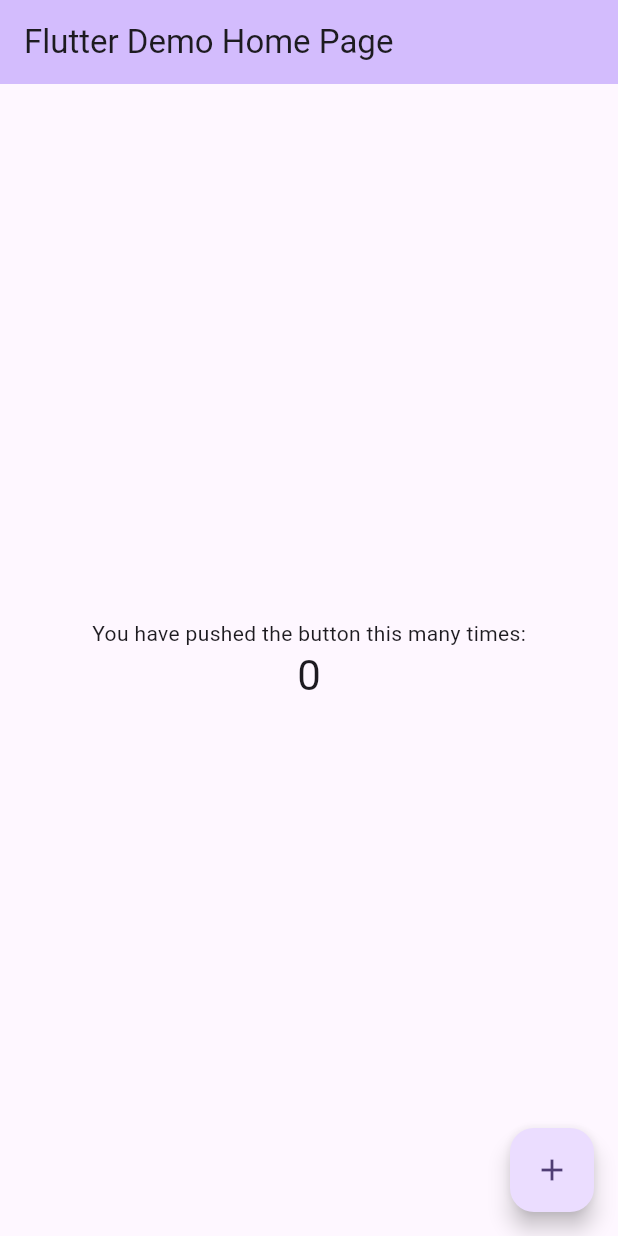
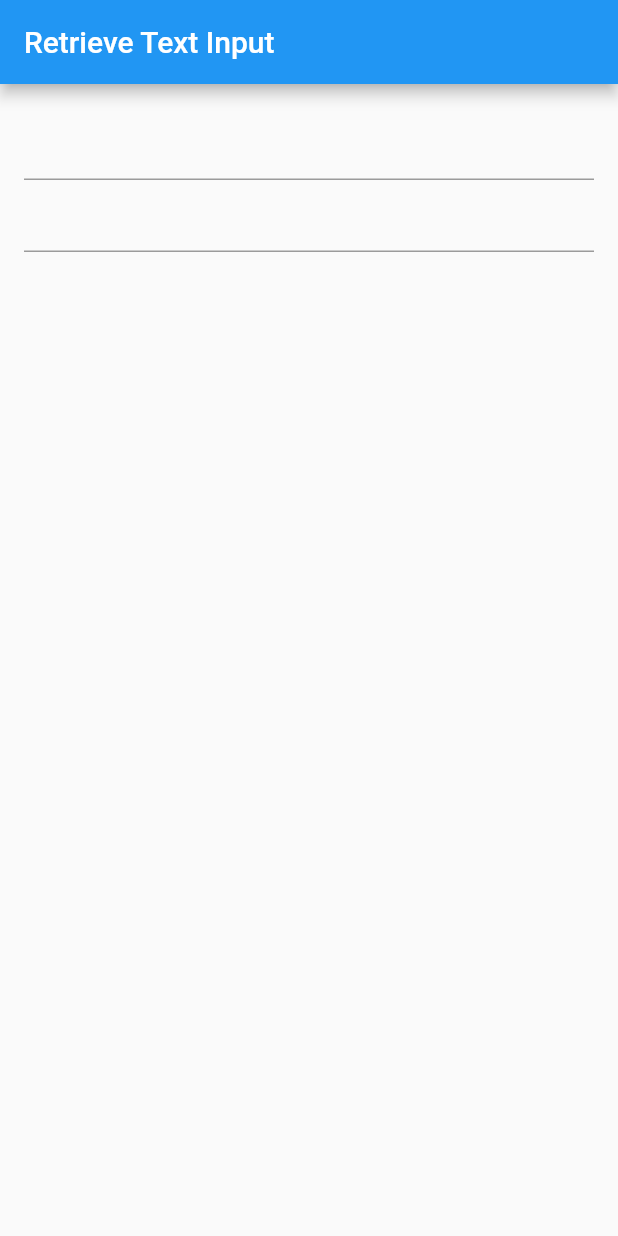
Before and after one commit to asutaka/FlutterCom, a Flutter app: the screen it shows after launch, on a phone screen of 412 x 824 dp. Run offline on Flutter 3.47's test engine with Material 2 defaults, Android fonts, the phone set to English and light mode, and no system bars.

Commit message:
second commit

```diff
--- a/lib/main.dart
+++ b/lib/main.dart
@@ -1,125 +1,76 @@
 import 'package:flutter/material.dart';
 
-void main() {
-  runApp(const MyApp());
-}
+void main() => runApp(const MyApp());
 
 class MyApp extends StatelessWidget {
   const MyApp({super.key});
 
-  // This widget is the root of your application.
   @override
   Widget build(BuildContext context) {
-    return MaterialApp(
-      title: 'Flutter Demo',
-      theme: ThemeData(
-        // This is the theme of your application.
-        //
-        // TRY THIS: Try running your application with "flutter run". You'll see
-        // the application has a blue toolbar. Then, without quitting the app,
-        // try changing the seedColor in the colorScheme below to Colors.green
-        // and then invoke "hot reload" (save your changes or press the "hot
-        // reload" button in a Flutter-supported IDE, or press "r" if you used
-        // the command line to start the app).
-        //
-        // Notice that the counter didn't reset back to zero; the application
-        // state is not lost during the reload. To reset the state, use hot
-        // restart instead.
-        //
-        // This works for code too, not just values: Most code changes can be
-        // tested with just a hot reload.
-        colorScheme: ColorScheme.fromSeed(seedColor: Colors.deepPurple),
-        useMaterial3: true,
-      ),
-      home: const MyHomePage(title: 'Flutter Demo Home Page'),
+    return const MaterialApp(
+      title: 'Retrieve Text Input',
+      home: MyCustomForm(),
     );
   }
 }
 
-class MyHomePage extends StatefulWidget {
-  const MyHomePage({super.key, required this.title});
-
-  // This widget is the home page of your application. It is stateful, meaning
-  // that it has a State object (defined below) that contains fields that affect
-  // how it looks.
-
-  // This class is the configuration for the state. It holds the values (in this
-  // case the title) provided by the parent (in this case the App widget) and
-  // used by the build method of the State. Fields in a Widget subclass are
-  // always marked "final".
-
-  final String title;
+// Define a custom Form widget.
+class MyCustomForm extends StatefulWidget {
+  const MyCustomForm({super.key});
 
   @override
-  State<MyHomePage> createState() => _MyHomePageState();
+  State<MyCustomForm> createState() => _MyCustomFormState();
 }
 
-class _MyHomePageState extends State<MyHomePage> {
-  int _counter = 0;
+// Define a corresponding State class.
+// This class holds data related to the Form.
+class _MyCustomFormState extends State<MyCustomForm> {
+  // Create a text controller and use it to retrieve the current value
+  // of the TextField.
+  final myController = TextEditingController();
 
-  void _incrementCounter() {
-    setState(() {
-      // This call to setState tells the Flutter framework that something has
-      // changed in this State, which causes it to rerun the build method below
-      // so that the display can reflect the updated values. If we changed
-      // _counter without calling setState(), then the build method would not be
-      // called again, and so nothing would appear to happen.
-      _counter++;
-    });
+  @override
+  void initState() {
+    super.initState();
+
+    // Start listening to changes.
+    myController.addListener(_printLatestValue);
+  }
+
+  @override
+  void dispose() {
+    // Clean up the controller when the widget is removed from the widget tree.
+    // This also removes the _printLatestValue listener.
+    myController.dispose();
+    super.dispose();
+  }
+
+  void _printLatestValue() {
+    final text = myController.text;
+    print('Second text field: $text (${text.characters.length})');
   }
 
   @override
   Widget build(BuildContext context) {
-    // This method is rerun every time setState is called, for instance as done
-    // by the _incrementCounter method above.
-    //
-    // The Flutter framework has been optimized to make rerunning build methods
-    // fast, so that you can just rebuild anything that needs updating rather
-    // than having to individually change instances of widgets.
     return Scaffold(
       appBar: AppBar(
-        // TRY THIS: Try changing the color here to a specific color (to
-        // Colors.amber, perhaps?) and trigger a hot reload to see the AppBar
-        // change color while the other colors stay the same.
-        backgroundColor: Theme.of(context).colorScheme.inversePrimary,
-        // Here we take the value from the MyHomePage object that was created by
-        // the App.build method, and use it to set our appbar title.
-        title: Text(widget.title),
+        title: const Text('Retrieve Text Input'),
       ),
-      body: Center(
-        // Center is a layout widget. It takes a single child and positions it
-        // in the middle of the parent.
+      body: Padding(
+        padding: const EdgeInsets.all(16),
         child: Column(
-          // Column is also a layout widget. It takes a list of children and
-          // arranges them vertically. By default, it sizes itself to fit its
-          // children horizontally, and tries to be as tall as its parent.
-          //
-          // Column has various properties to control how it sizes itself and
-          // how it positions its children. Here we use mainAxisAlignment to
-          // center the children vertically; the main axis here is the vertical
-          // axis because Columns are vertical (the cross axis would be
-          // horizontal).
-          //
-          // TRY THIS: Invoke "debug painting" (choose the "Toggle Debug Paint"
-          // action in the IDE, or press "p" in the console), to see the
-          // wireframe for each widget.
-          mainAxisAlignment: MainAxisAlignment.center,
-          children: <Widget>[
-            const Text(
-              'You have pushed the button this many times:',
+          children: [
+            TextField(
+              onChanged: (text) {
+                print('First text field: $text (${text.characters.length})');
+              },
             ),
-            Text(
-              '$_counter',
-              style: Theme.of(context).textTheme.headlineMedium,
+            TextField(
+              controller: myController,
             ),
           ],
         ),
       ),
-      floatingActionButton: FloatingActionButton(
-        onPressed: _incrementCounter,
-        tooltip: 'Increment',
-        child: const Icon(Icons.add),
-      ), // This trailing comma makes auto-formatting nicer for build methods.
     );
   }
 }
```
Also changed, not shown: 1 other file.
